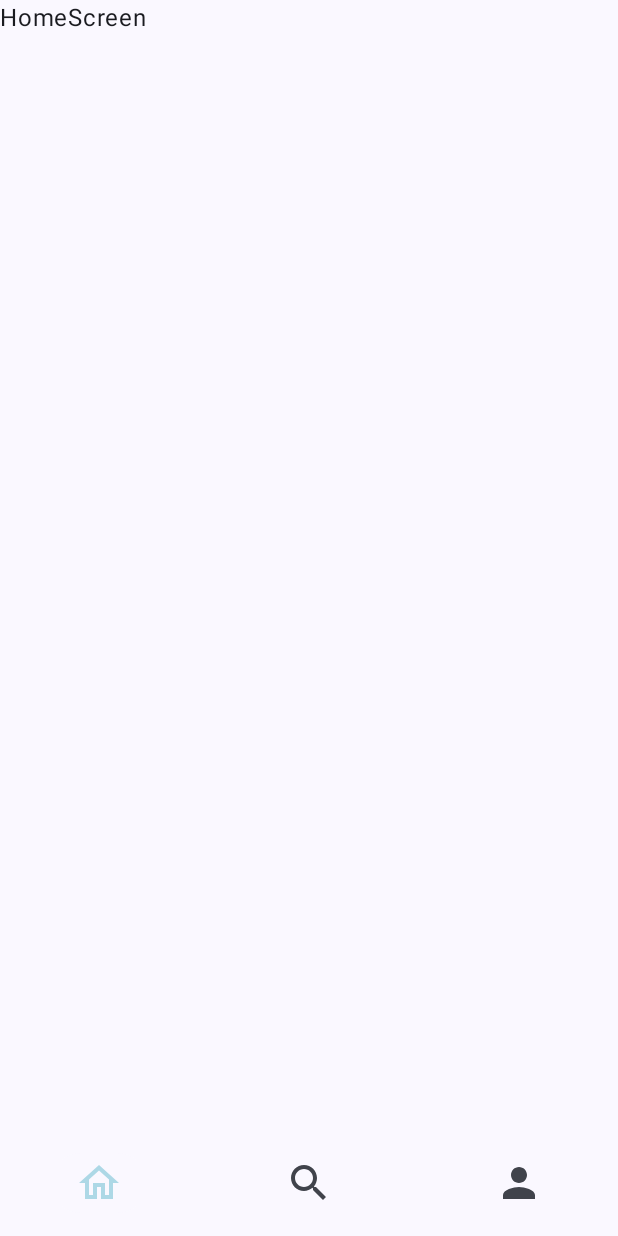
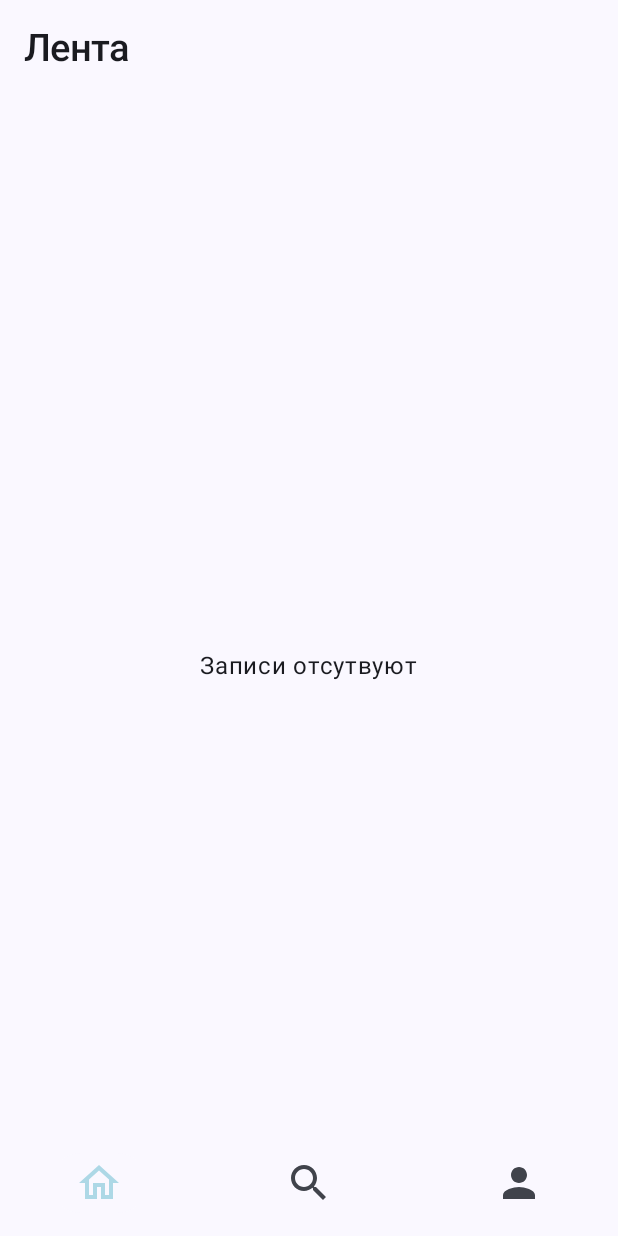
Before and after one commit to TiredClone/DevFine, an Android app built with Jetpack Compose: the screen it shows after launch (MainActivity), on a phone screen of 412 x 824 dp. Before the commit the screen is almost empty. Run offline under Robolectric (Android 15) with nearby library versions, the light colour scheme and no system bars.

Commit message:
some updates

```diff
--- a/app/build.gradle.kts
+++ b/app/build.gradle.kts
@@ -12,7 +12,7 @@ android {
         minSdk = 24
         targetSdk = 34
         versionCode = 1
-        versionName = "1.1"
+        versionName = "1.2"
 
         testInstrumentationRunner = "androidx.test.runner.AndroidJUnitRunner"
         vectorDrawables {
--- a/app/src/main/java/com/neolife/devfine/ui/pages/AboutPage.kt
+++ b/app/src/main/java/com/neolife/devfine/ui/pages/AboutPage.kt
@@ -85,7 +85,7 @@ fun AboutScreen(navController: NavController) {
             Spacer(modifier = Modifier.height(20.dp))
 
             Text(
-                text = "Версия от 13.05.2024",
+                text = "Версия от 14.05.2024",
                 color = Color.Gray,
                 fontWeight = FontWeight.SemiBold,
                 fontSize = 20.sp
--- a/app/src/main/java/com/neolife/devfine/ui/pages/HomePage.kt
+++ b/app/src/main/java/com/neolife/devfine/ui/pages/HomePage.kt
@@ -1,11 +1,43 @@
 package com.neolife.devfine.ui.pages
 
+import androidx.compose.foundation.layout.Arrangement
+import androidx.compose.foundation.layout.Column
+import androidx.compose.foundation.layout.fillMaxSize
+import androidx.compose.foundation.layout.padding
+import androidx.compose.material3.ExperimentalMaterial3Api
+import androidx.compose.material3.Scaffold
 import androidx.compose.material3.Text
+import androidx.compose.material3.TopAppBar
 import androidx.compose.runtime.Composable
+import androidx.compose.ui.Alignment
+import androidx.compose.ui.Modifier
+import androidx.compose.ui.text.font.FontWeight
+import androidx.compose.ui.unit.sp
 import androidx.navigation.NavController
 
 
+@OptIn(ExperimentalMaterial3Api::class)
 @Composable
 fun HomeScreen(navController: NavController) {
-  Text(text = "HomeScreen")
+    Scaffold(
+        topBar = {
+            TopAppBar(title = {
+                Text(
+                    text = "Лента",
+                    fontWeight = FontWeight.SemiBold,
+                    fontSize = 25.sp
+                )
+            })
+        }
+    ) { innerPadding ->
+        Column(
+            modifier = Modifier
+                .fillMaxSize()
+                .padding(innerPadding),
+            horizontalAlignment = Alignment.CenterHorizontally,
+            verticalArrangement = Arrangement.Center
+        ) {
+            Text(text = "Записи отсутвуют")
+        }
+    }
 }
```
Also changed, not shown: app/src/main/java/com/neolife/devfine/core/network/KtorInstance.kt (added, +15 -0 lines), app/src/main/java/com/neolife/devfine/ui/pages/AuthPage.kt (+11 -1 lines), app/src/main/java/com/neolife/devfine/ui/pages/RegisterPage.kt (+10 -1 lines).
